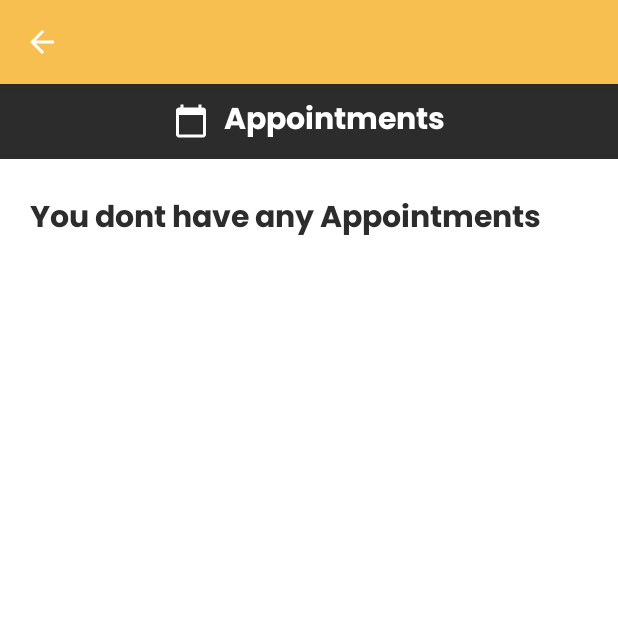
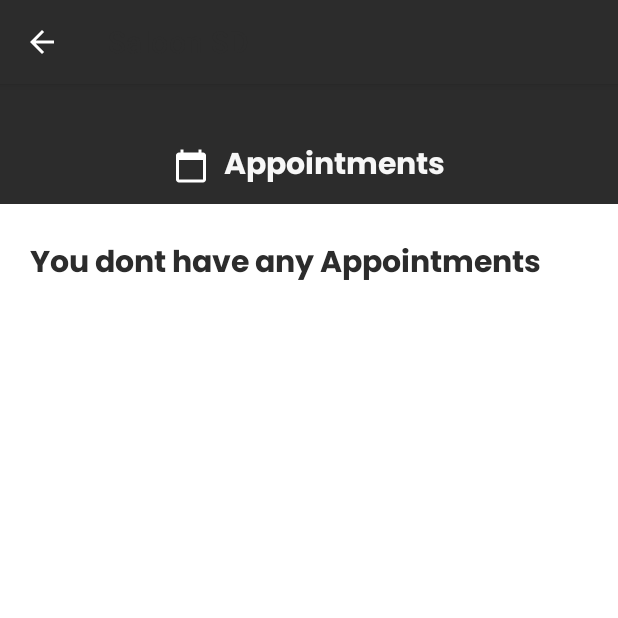
Before and after one commit to AasifFiraz/Saloon-App, an Android app: the AppointmentFragment screen opened directly, with no data from a screen before it, on a phone screen of 412 x 824 dp, the top half of it. Run offline under Robolectric (Android 15) with nearby library versions, the phone set to English and light mode, and no system bars.

Commit message:
Minor Changes

```diff
--- a/app/src/main/java/com/aasif/cl_hdcse_95_46/AppointmentFragment.java
+++ b/app/src/main/java/com/aasif/cl_hdcse_95_46/AppointmentFragment.java
@@ -9,6 +9,7 @@ import android.view.LayoutInflater;
 import android.view.View;
 import android.view.ViewGroup;
 import android.widget.AdapterView;
+import android.widget.ArrayAdapter;
 import android.widget.Button;
 import android.widget.ListAdapter;
 import android.widget.ListView;
@@ -22,13 +23,15 @@ import androidx.fragment.app.Fragment;
 import java.util.ArrayList;
 import java.util.HashMap;
 
-public class AppointmentFragment extends Fragment {
+public class AppointmentFragment extends Fragment  {
     ListView lvAppointments;
-    TextView txtNoAppointment;
+    TextView txtNoAppointment, txtTotalAmount;
     ViewGroup viewGroup;
     Button btnEditAppointment, btnDeleteAppointment;
+    private DBConnector dbcon;
 
     public AppointmentFragment() {
+
     }
 
 
@@ -42,16 +45,18 @@ public class AppointmentFragment extends Fragment {
         View view = inflater.inflate(R.layout.fragment_appoinments, container, false);
         lvAppointments = view.findViewById(R.id.LstAppointments);
         txtNoAppointment = view.findViewById(R.id.txtNoAppointmentMessage);
+        txtTotalAmount = view.findViewById(R.id.txtTotalAmount);
 
         viewGroup = view.findViewById(R.id.content);
 
         return view;
     }
 
+
     @Override
     public void onViewCreated(@NonNull View view, @Nullable Bundle savedInstanceState) {
         super.onViewCreated(view, savedInstanceState);
-        DBConnector dbcon = new DBConnector(getActivity());
+        dbcon = new DBConnector(getActivity());
         showAppointmentList(dbcon);
 
         lvAppointments.setOnItemClickListener(new AdapterView.OnItemClickListener() {
@@ -76,6 +81,7 @@ public class AppointmentFragment extends Fragment {
 
 
                 HashMap<String, Object> obj = (HashMap<String, Object>) adapter.getItem(position);
+
 
                btnDeleteAppointment.setOnClickListener(new View.OnClickListener() {
                    @Override
@@ -106,6 +112,7 @@ public class AppointmentFragment extends Fragment {
                        bundle.putString("appointDate",sepAppointmentDateTime[0]);
                        bundle.putString("appointTime",sepAppointmentDateTime[1]);
                        appointment_edit_page.putExtras(bundle);
+                       appointment_edit_page.putExtra("To_Edit_Act","CustomerAct");
                        startActivity(appointment_edit_page);
                        alertDialog.dismiss();
                    }
@@ -122,9 +129,16 @@ public class AppointmentFragment extends Fragment {
         ListAdapter adapter = new SimpleAdapter(getActivity(), userList, R.layout.appointments_list,
                 new String[]{"name", "date", "price"}, new int[]{R.id.txtBookedName, R.id.txtBookedDate, R.id.txtBookedPrice});
 
-
         lvAppointments.setEmptyView(txtNoAppointment);
         lvAppointments.setAdapter(adapter);
+
+        int totAmount = lvAppointments.getAdapter().getCount();
+
+        if(userList.isEmpty()){
+            txtTotalAmount.setText("");
+        }else {
+            txtTotalAmount.setText("Total - Rs." + totAmount * 800);
+        }
     }
 
 }
--- a/app/src/main/java/com/aasif/cl_hdcse_95_46/List_Page.java
+++ b/app/src/main/java/com/aasif/cl_hdcse_95_46/List_Page.java
@@ -18,8 +18,8 @@ public class List_Page extends AppCompatActivity {
         setContentView(R.layout.activity_list_page);
         getSupportActionBar().setDisplayHomeAsUpEnabled(true);
         ActionBar actionBar = getSupportActionBar();
-        getSupportActionBar().setTitle(Html.fromHtml("<font color=\"#F7BF50\">" + getString(R.string.app_name) + "</font>"));
-        actionBar.setBackgroundDrawable(new ColorDrawable(Color.parseColor("#F7BF50")));
+        getSupportActionBar().setTitle(Html.fromHtml("<font color=\"#2c2c2c\">" + getString(R.string.app_name) + "</font>"));
+        actionBar.setBackgroundDrawable(new ColorDrawable(Color.parseColor("#2c2c2c")));
 
 
         getSupportFragmentManager().beginTransaction()
--- a/app/src/main/res/layout/fragment_appoinments.xml
+++ b/app/src/main/res/layout/fragment_appoinments.xml
@@ -2,11 +2,11 @@
 <RelativeLayout xmlns:android="http://schemas.android.com/apk/res/android"
     android:layout_width="match_parent"
     android:layout_height="675dp">
-
+<!--675dp-->
     <FrameLayout
         android:layout_width="match_parent"
-        android:layout_height="50dp"
-        android:background="#2c2c2c"/>
+        android:layout_height="80dp"
+        android:background="#2c2c2c" />
 
     <TextView
         android:id="@+id/AppointmentsText"
@@ -14,12 +14,12 @@
         android:layout_height="wrap_content"
         android:drawableTint="@color/white"
         android:layout_centerHorizontal="true"
-        android:layout_marginTop="7dp"
+        android:layout_marginTop="37dp"
         android:drawableStart="@drawable/ic_appoinment_icon"
         android:drawablePadding="10dp"
         android:fontFamily="@font/poppinsbold"
         android:text="Appointments"
-        android:textColor="@color/white"
+        android:textColor="#f7f7f7"
         android:textSize="20sp" />
 
     <ListView
@@ -27,7 +27,7 @@
         android:layout_marginTop="10dp"
         android:layout_below="@id/AppointmentsText"
         android:layout_width="match_parent"
-        android:layout_height="match_parent" />
+        android:layout_height="530dp" />
 
     <TextView
         android:id="@+id/txtNoAppointmentMessage"
@@ -43,4 +43,16 @@
         android:textColor="#2c2c2c"
         android:textSize="20sp"/>
 
+    <TextView
+        android:id="@+id/txtTotalAmount"
+        android:layout_width="wrap_content"
+        android:layout_height="wrap_content"
+        android:layout_alignParentRight="true"
+        android:layout_alignParentBottom="true"
+        android:layout_marginEnd="10dp"
+        android:fontFamily="@font/poppinsbold"
+        android:text="Total - Rs.1600"
+        android:textColor="#2c2c2c"
+        android:textSize="20sp" />
+
 </RelativeLayout>
```
